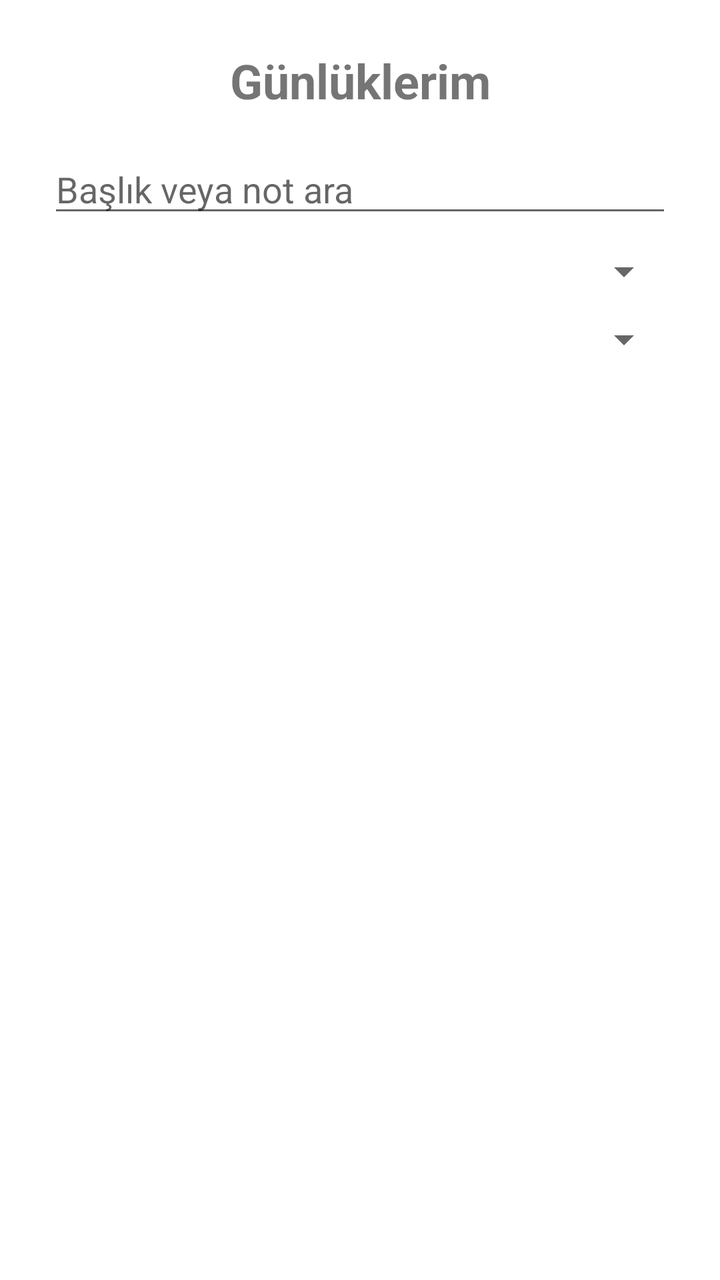
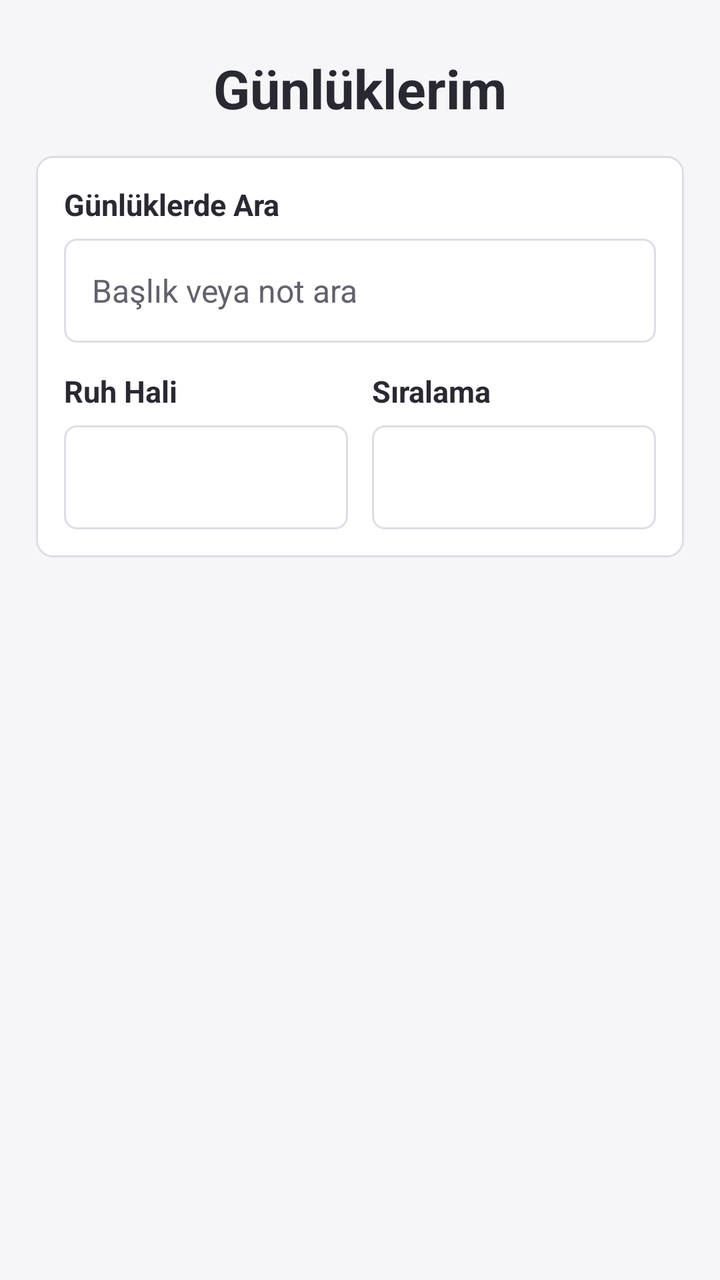

The first picture is an Android layout as it rendered before a commit; the second is the same layout after the commit. The layout source and the unified diff follow.
<!-- AndroidManifest.xml: application theme android:Theme.Material.Light.NoActionBar -->
<!-- res/layout/activity_diary_list.xml -->
<?xml version="1.0" encoding="utf-8"?>
<LinearLayout xmlns:android="http://schemas.android.com/apk/res/android"
    android:layout_width="match_parent"
    android:layout_height="match_parent"
    android:orientation="vertical"
    android:padding="24dp"
    android:background="#FFFFFF">

    <TextView
        android:layout_width="match_parent"
        android:layout_height="wrap_content"
        android:text="Günlüklerim"
        android:textSize="24sp"
        android:textStyle="bold"
        android:gravity="center"
        android:layout_marginBottom="16dp" />

    <EditText
        android:id="@+id/searchEditText"
        android:layout_width="match_parent"
        android:layout_height="wrap_content"
        android:hint="Başlık veya not ara"
        android:inputType="text"
        android:layout_marginBottom="10dp" />

    <Spinner
        android:id="@+id/filterSpinner"
        android:layout_width="match_parent"
        android:layout_height="wrap_content"
        android:layout_marginBottom="10dp" />

    <Spinner
        android:id="@+id/sortSpinner"
        android:layout_width="match_parent"
        android:layout_height="wrap_content"
        android:layout_marginBottom="16dp" />

    <ScrollView
        android:layout_width="match_parent"
        android:layout_height="match_parent">

        <LinearLayout
            android:id="@+id/listContainer"
            android:layout_width="match_parent"
            android:layout_height="wrap_content"
            android:orientation="vertical" />

    </ScrollView>

</LinearLayout>
<!-- resources referenced by this layout -->
<resources>

</resources>

<!-- the commit's change to res/layout/activity_diary_list.xml (unified diff, before → after) -->
@@ -3,47 +3,108 @@
     android:layout_width="match_parent"
     android:layout_height="match_parent"
     android:orientation="vertical"
-    android:padding="24dp"
-    android:background="#FFFFFF">
+    android:padding="18dp"
+    android:background="@color/screen_background">
 
     <TextView
+        style="@style/ScreenTitle"
         android:layout_width="match_parent"
         android:layout_height="wrap_content"
         android:text="Günlüklerim"
-        android:textSize="24sp"
-        android:textStyle="bold"
-        android:gravity="center"
+        android:layout_marginTop="8dp"
         android:layout_marginBottom="16dp" />
 
-    <EditText
-        android:id="@+id/searchEditText"
+    <LinearLayout
         android:layout_width="match_parent"
         android:layout_height="wrap_content"
-        android:hint="Başlık veya not ara"
-        android:inputType="text"
-        android:layout_marginBottom="10dp" />
+        android:orientation="vertical"
+        android:background="@drawable/bg_card"
+        android:padding="14dp"
+        android:layout_marginBottom="16dp">
 
-    <Spinner
-        android:id="@+id/filterSpinner"
-        android:layout_width="match_parent"
-        android:layout_height="wrap_content"
-        android:layout_marginBottom="10dp" />
+        <TextView
+            style="@style/FormLabel"
+            android:layout_width="match_parent"
+            android:layout_height="wrap_content"
+            android:text="Günlüklerde Ara"
+            android:layout_marginBottom="7dp" />
 
-    <Spinner
-        android:id="@+id/sortSpinner"
-        android:layout_width="match_parent"
-        android:layout_height="wrap_content"
-        android:layout_marginBottom="16dp" />
+        <EditText
+            android:id="@+id/searchEditText"
+            style="@style/FormInput"
+            android:hint="Başlık veya not ara"
+            android:inputType="text"
+            android:singleLine="true"
+            android:layout_marginBottom="14dp" />
+
+        <LinearLayout
+            android:layout_width="match_parent"
+            android:layout_height="wrap_content"
+            android:orientation="horizontal"
+            android:baselineAligned="false">
+
+            <LinearLayout
+                android:layout_width="0dp"
+                android:layout_height="wrap_content"
+                android:layout_weight="1"
+                android:orientation="vertical"
+                android:layout_marginEnd="6dp">
+
+                <TextView
+                    style="@style/FormLabel"
+                    android:layout_width="match_parent"
+                    android:layout_height="wrap_content"
+                    android:text="Ruh Hali"
+                    android:layout_marginBottom="7dp" />
+
+                <Spinner
+                    android:id="@+id/filterSpinner"
+                    android:layout_width="match_parent"
+                    android:layout_height="52dp"
+                    android:background="@drawable/bg_input"
+                    android:paddingStart="10dp"
+                    android:paddingEnd="8dp" />
+
+            </LinearLayout>
+
+            <LinearLayout
+                android:layout_width="0dp"
+                android:layout_height="wrap_content"
+                android:layout_weight="1"
+                android:orientation="vertical"
+                android:layout_marginStart="6dp">
+
+                <TextView
+                    style="@style/FormLabel"
+                    android:layout_width="match_parent"
+                    android:layout_height="wrap_content"
+                    android:text="Sıralama"
+                    android:layout_marginBottom="7dp" />
+
+                <Spinner
+                    android:id="@+id/sortSpinner"
+                    android:layout_width="match_parent"
+                    android:layout_height="52dp"
+                    android:background="@drawable/bg_input"
+                    android:paddingStart="10dp"
+                    android:paddingEnd="8dp" />
+
+            </LinearLayout>
+        </LinearLayout>
+    </LinearLayout>
 
     <ScrollView
         android:layout_width="match_parent"
-        android:layout_height="match_parent">
+        android:layout_height="0dp"
+        android:layout_weight="1"
+        android:fillViewport="true">
 
         <LinearLayout
             android:id="@+id/listContainer"
             android:layout_width="match_parent"
             android:layout_height="wrap_content"
-            android:orientation="vertical" />
+            android:orientation="vertical"
+            android:paddingBottom="12dp" />
 
     </ScrollView>
 
<!-- resource entries referenced after the edit -->
@@ -1,5 +1,53 @@
 <!-- resources referenced by this layout -->
 <resources>
-
+  <color name="screen_background">#F6F6F9</color>
+  <!-- drawable bg_card (drawable) -->
+  <?xml version="1.0" encoding="utf-8"?>
+  <shape xmlns:android="http://schemas.android.com/apk/res/android">
+      <solid android:color="@color/card_background" />
+      <stroke
+          android:width="1dp"
+          android:color="@color/border" />
+      <corners android:radius="8dp" />
+  </shape>
+  <!-- drawable bg_input (drawable) -->
+  <?xml version="1.0" encoding="utf-8"?>
+  <shape xmlns:android="http://schemas.android.com/apk/res/android">
+      <solid android:color="#FFFFFF" />
+      <stroke
+          android:width="1dp"
+          android:color="@color/border" />
+      <corners android:radius="6dp" />
+  </shape>
+  <style name="FormInput">
+          <item name="android:layout_width">match_parent</item>
+          <item name="android:layout_height">wrap_content</item>
+          <item name="android:minHeight">52dp</item>
+          <item name="android:background">@drawable/bg_input</item>
+          <item name="android:paddingLeft">14dp</item>
+          <item name="android:paddingTop">12dp</item>
+          <item name="android:paddingRight">14dp</item>
+          <item name="android:paddingBottom">12dp</item>
+          <item name="android:textColor">@color/text_primary</item>
+          <item name="android:textColorHint">@color/text_secondary</item>
+          <item name="android:textSize">16sp</item>
+      </style>
+  <style name="FormLabel">
+          <item name="android:textColor">@color/text_primary</item>
+          <item name="android:textSize">15sp</item>
+          <item name="android:textStyle">bold</item>
+          <item name="android:letterSpacing">0</item>
+      </style>
+  <style name="ScreenTitle">
+          <item name="android:textColor">@color/text_primary</item>
+          <item name="android:textSize">27sp</item>
+          <item name="android:textStyle">bold</item>
+          <item name="android:gravity">center</item>
+          <item name="android:letterSpacing">0</item>
+      </style>
+  <color name="card_background">#FFFFFF</color>
+  <color name="border">#DDDDE6</color>
+  <color name="text_primary">#292933</color>
+  <color name="text_secondary">#62626E</color>
 </resources>
 
